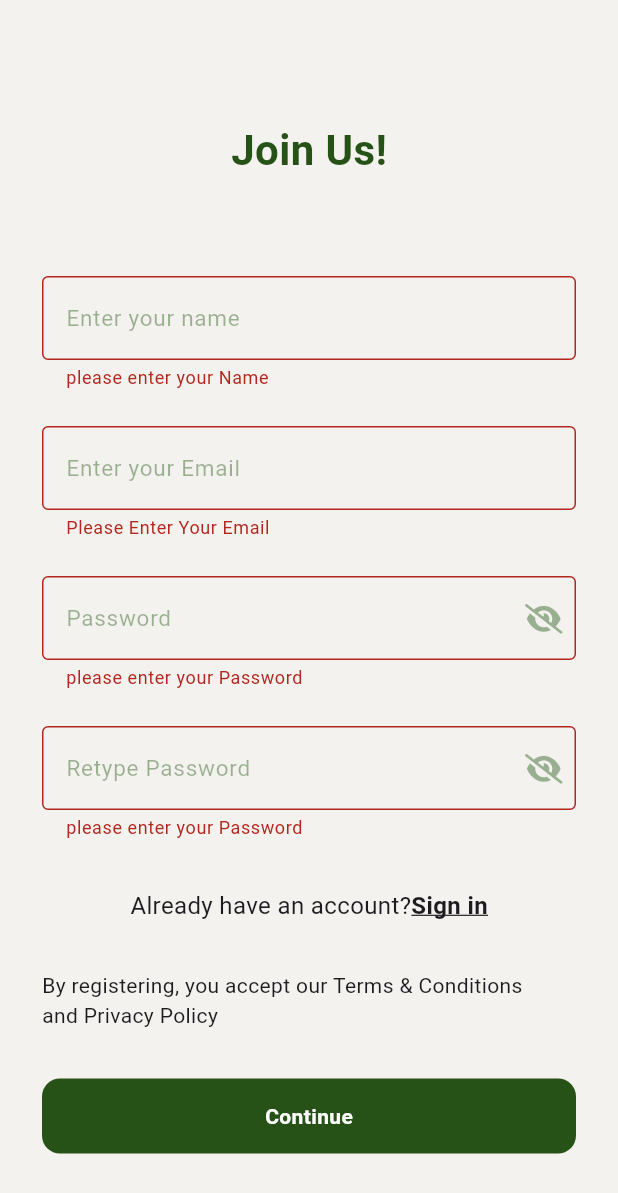
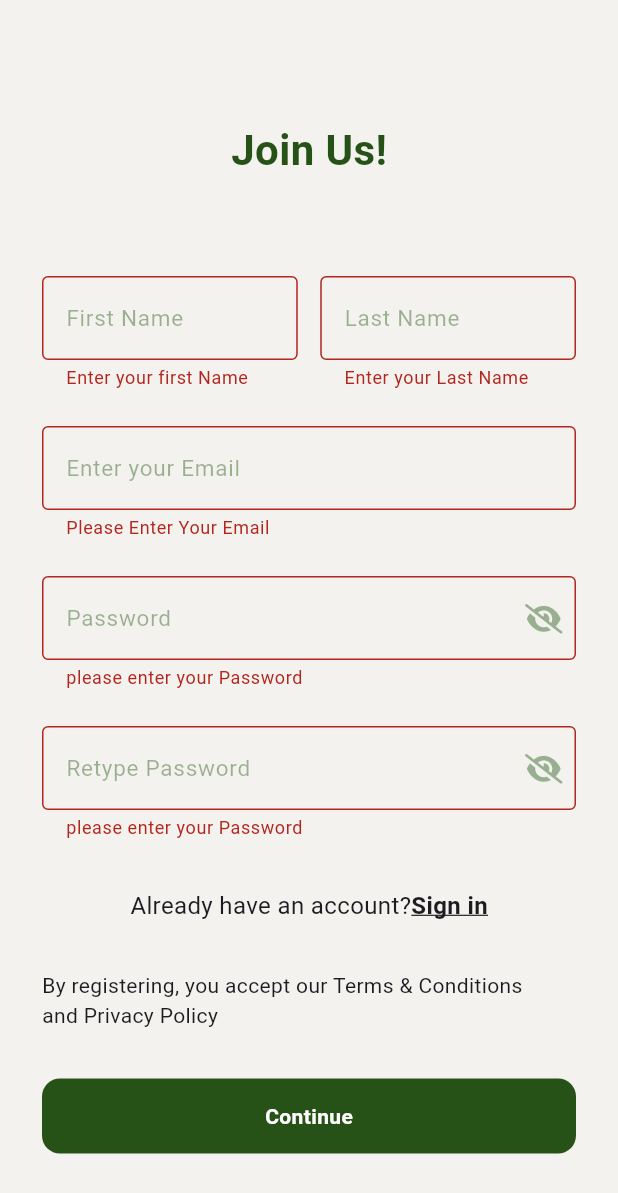
Before and after one commit to MohamedMagdy2810/Roadside-assitance, a Flutter app: the registerPage screen opened by its route, after a tap on "Continue", on a phone screen of 412 x 824 dp. Shown: the top 1193 px of the screen. Run offline on Flutter 3.47's test engine with Material 3 defaults, Android fonts, the phone set to English and light mode, and no system bars; our stand-ins replace font_awesome_flutter; accounts and stored records are empty.

Commit message:
change name formFiled

```diff
--- a/lib/main.dart
+++ b/lib/main.dart
@@ -4,7 +4,6 @@ import 'package:roadside_assitance/views/home_view.dart';
 import 'package:roadside_assitance/views/log_in_page.dart';
 import 'package:roadside_assitance/views/register_page.dart';
 import 'package:roadside_assitance/views/services_page.dart';
-import 'package:roadside_assitance/views/sttings_view.dart';
 
 void main() {
   runApp(const MyApp());
--- a/lib/views/log_in_page.dart
+++ b/lib/views/log_in_page.dart
@@ -102,7 +102,8 @@ class _LogInPageState extends State<LogInPage> {
                             Navigator.of(context).pushNamed(registerPage.Id);
                             user_email.clear();
                             passwordController_log.clear();
-                            name_person.clear();
+                            l_name_person.clear();
+                            f_name_person.clear();
                           },
                           child: const Text(
                             'Sign up',
--- a/lib/views/profile_view.dart
+++ b/lib/views/profile_view.dart
@@ -1,4 +1,7 @@
+// ignore_for_file: prefer_const_constructors
+
 import 'package:flutter/material.dart';
+import 'package:flutter/services.dart';
 import 'package:flutter/widgets.dart';
 import 'package:font_awesome_flutter/font_awesome_flutter.dart';
 import 'package:roadside_assitance/constants.dart';
@@ -10,8 +13,11 @@ import 'package:roadside_assitance/widgets/custom_text_field.dart';
 
   // ---------------------------------------------------------
 
-  var name_person = TextEditingController();
+  var f_name_person = TextEditingController();
+  var l_name_person = TextEditingController();
+  var yyy = "${f_name_person.text} ${l_name_person.text}";
   var phone_num = TextEditingController();
+
 
 
   // ---------------------------------------
@@ -22,6 +28,7 @@ class profileView extends StatefulWidget {
 }
 
 class _profileViewState extends State<profileView> {
+  final List<TextEditingController>ccc = [f_name_person , l_name_person];
   @override
   Widget build(BuildContext context) {
     return SingleChildScrollView(
@@ -51,7 +58,7 @@ class _profileViewState extends State<profileView> {
               child: CustomTextField(
                 hintText: "Enter Your Name" ,
                 keyboardType: TextInputType.emailAddress,
-                controller: name_person,
+                controller: f_name_person ,
                 ),
             ),
             SizedBox(height: 30,),
@@ -141,10 +148,11 @@ class _profileViewState extends State<profileView> {
                 setState(() {
 
                 });
-                print(name);
+                print(frist_name);
                 print(email);
                 print(phone_num.text);
                 print(passwordController_log.text);
+                print(yyy);
               },
               ),
 
--- a/lib/views/register_page.dart
+++ b/lib/views/register_page.dart
@@ -9,7 +9,8 @@ import 'package:roadside_assitance/widgets/custom_button.dart';
 import 'package:roadside_assitance/widgets/custom_password_field.dart';
 import 'package:roadside_assitance/widgets/custom_text_field.dart';
 final reg_FormKey = GlobalKey<FormState>();
-String? name;
+String? frist_name;
+String? last_name;
 String? email;
 String? correctPassword;
 var user_email =TextEditingController() ;
@@ -56,18 +57,41 @@ bool isTrue_two = true;
               const SizedBox(
                 height: 64,
               ),
-              CustomTextField(
-                controller: name_person,
-                hintText: 'Enter your name',
+              Row(
+                children: [
+                  Expanded(
+                    child: CustomTextField(
+                      controller: f_name_person,
+                      hintText: 'First Name',
                       keyboardType: TextInputType.text,
                       validation: (value) {
-                  name = value.toString();
+                        frist_name = value.toString();
                         if (value == null || value.isEmpty) {
-                    return "please enter your Name";
+                          return "Enter your first Name";
                         }
                         return null;
                       },
                     ),
+                  ),
+                  SizedBox(width: 15,),
+                  Expanded(
+                    child: CustomTextField(
+                      controller: l_name_person,
+                      hintText: 'Last Name',
+                      keyboardType: TextInputType.text,
+                      validation: (value) {
+                        frist_name = value.toString();
+                        if (value == null || value.isEmpty) {
+                          return "Enter your Last Name";
+                        }
+                        return null;
+                      },
+                    ),
+                  ),
+
+                ],
+              ),
+
               SizedBox(
                 height: 24,
               ),
@@ -171,7 +195,7 @@ bool isTrue_two = true;
                   // logIn(name!, password);
                   if(reg_FormKey.currentState!.validate()){
                     Navigator.of(context).pushNamed(homeView.Id);
-                    print(name);
+                    print(frist_name);
                     print(correctPassword);
                     print(email);
                   }
```
Also changed, not shown: lib/constants.dart (line endings or trailing spaces). Lines whose indentation alone changed are shown as unchanged.
